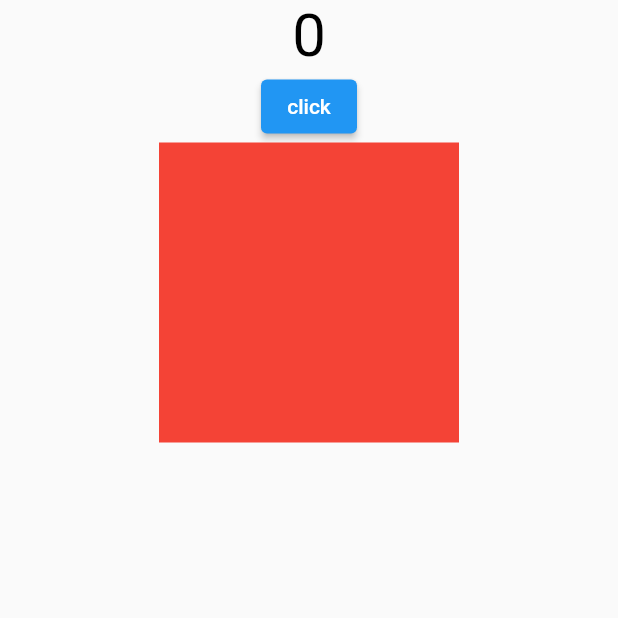
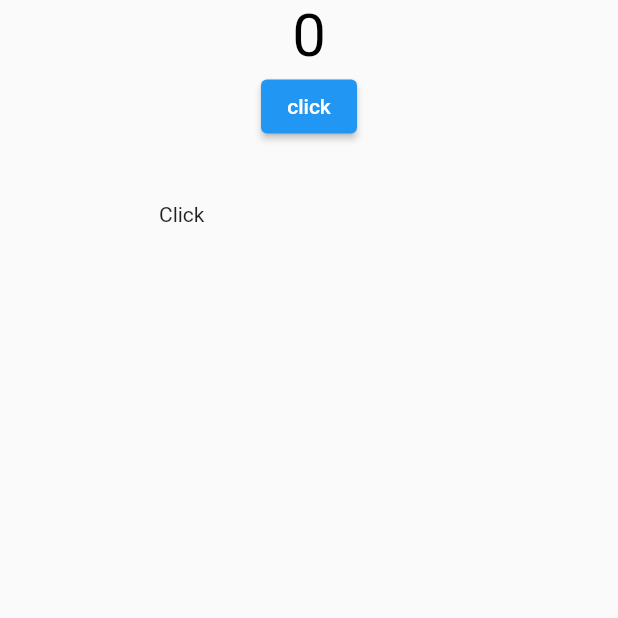
Before and after one commit to amirahmadadibi/bmi_calculator, a Flutter app: the screen it shows after launch, on a phone screen of 412 x 824 dp, the top half of it. Run offline on Flutter 3.47's test engine with Material 2 defaults, Android fonts, the phone set to English and light mode, and no system bars; our stand-ins replace hexcolor.

```diff
--- a/lib/screens/test_screen.dart
+++ b/lib/screens/test_screen.dart
@@ -36,10 +36,13 @@ class _TapTestState extends State<TapTest> {
                     counter = counter + 1;
                   });
                 },
-                child: Container(
-                  width: 200,
-                  height: 200,
-                  color: Colors.red,
+                child: Padding(
+                  padding: EdgeInsets.all(40),
+                  child: Container(
+                    width: 200,
+                    height: 200,
+                    child: Text('Click'),
+                  ),
                 ),
               )
             ],
```
